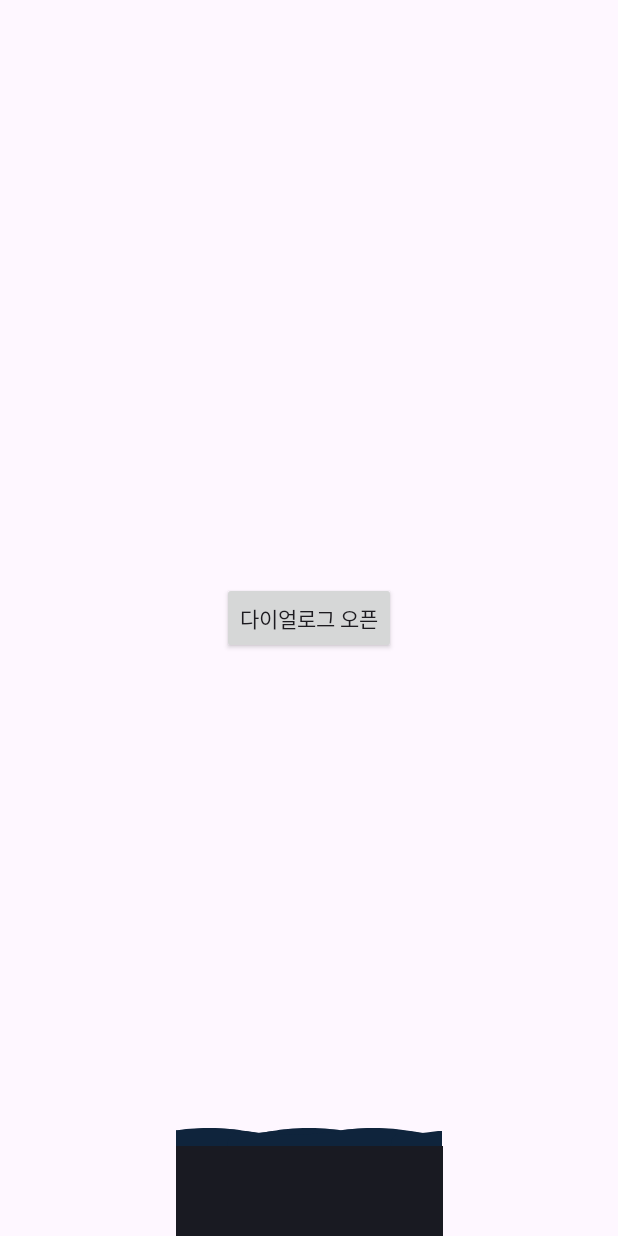
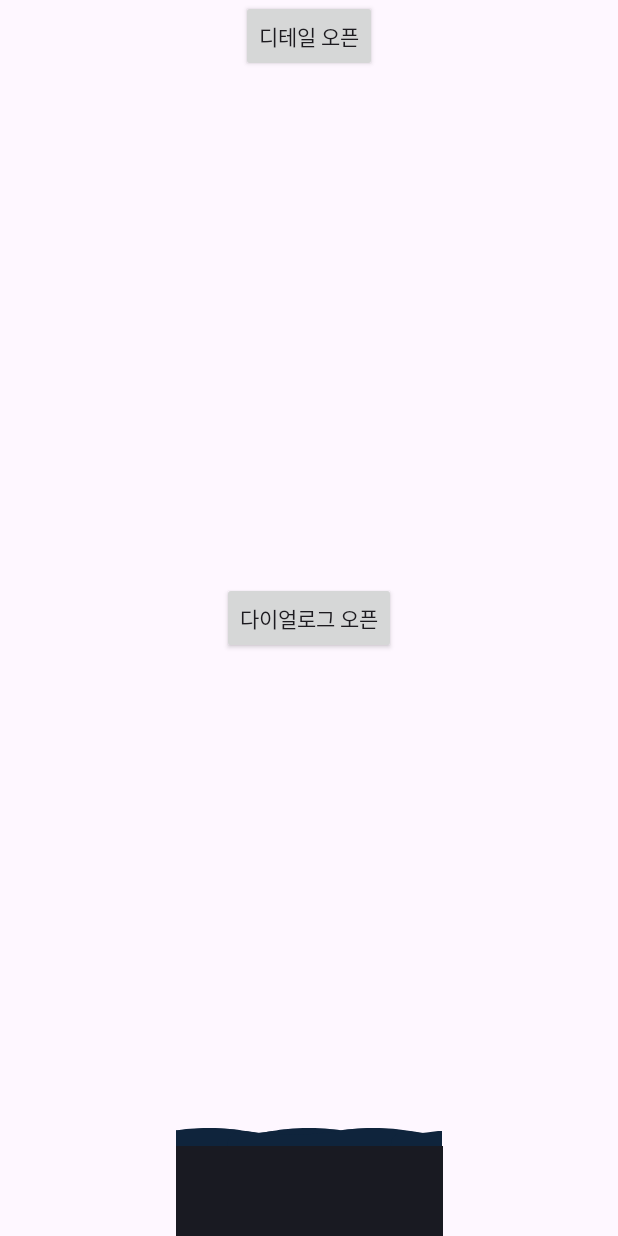
Before and after one commit to hyosikchoi/XmlWithCompose, an Android app built with Jetpack Compose: the screen it shows after launch (MainActivity), on a phone screen of 412 x 824 dp. Run offline under Robolectric (Android 15) with nearby library versions, the phone set to English and light mode, and no system bars.

```diff
--- a/app/src/main/AndroidManifest.xml
+++ b/app/src/main/AndroidManifest.xml
@@ -21,6 +21,10 @@
                 <category android:name="android.intent.category.LAUNCHER" />
             </intent-filter>
         </activity>
+
+        <activity android:name=".DetailActivity"/>
+
+
     </application>
 
 </manifest>
--- a/app/src/main/java/com/hyosik/xmlwithcompose/MainActivity.kt
+++ b/app/src/main/java/com/hyosik/xmlwithcompose/MainActivity.kt
@@ -1,5 +1,6 @@
 package com.hyosik.xmlwithcompose
 
+import android.content.Intent
 import android.os.Bundle
 import android.os.Handler
 import android.os.Looper
@@ -31,6 +32,13 @@ class MainActivity : ComponentActivity() {
             insets
         }
 
+        val detailButton: AppCompatButton = findViewById<AppCompatButton>(R.id.detail_button)
+
+        detailButton.setOnClickListener {
+            val intent = Intent(this, DetailActivity::class.java)
+            startActivity(intent)
+        }
+
         val view = findViewById<View>(R.id.water)
 
         findViewById<ComposeView>(R.id.dialog_compose).setContent {
--- a/app/src/main/res/layout/activity_main.xml
+++ b/app/src/main/res/layout/activity_main.xml
@@ -7,6 +7,17 @@
     android:layout_width="match_parent"
     android:layout_height="match_parent"
     tools:context=".MainActivity">
+
+    <androidx.appcompat.widget.AppCompatButton
+        android:id="@+id/detail_button"
+        android:layout_width="wrap_content"
+        android:layout_height="wrap_content"
+        android:text="디테일 오픈"
+        app:layout_constraintStart_toStartOf="parent"
+        app:layout_constraintEnd_toEndOf="parent"
+        app:layout_constraintTop_toTopOf="parent"/>
+
+
 
     <androidx.appcompat.widget.AppCompatButton
         android:id="@+id/dialog_button"
```
Also changed, not shown: app/src/main/java/com/hyosik/xmlwithcompose/DetailActivity.kt (added, +63 -0 lines), app/src/main/res/layout/activity_detail.xml (added, +30 -0 lines), app/src/main/res/drawable/wave.jpg (added).
